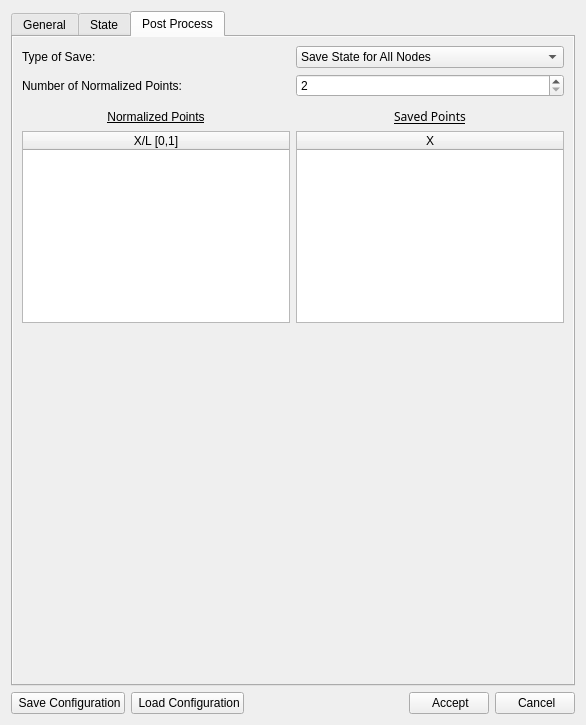
Old version of the form ICESym-NEWGUI/windows/TubeDialog.ui in the repository jmarcelogimenez/icesym.
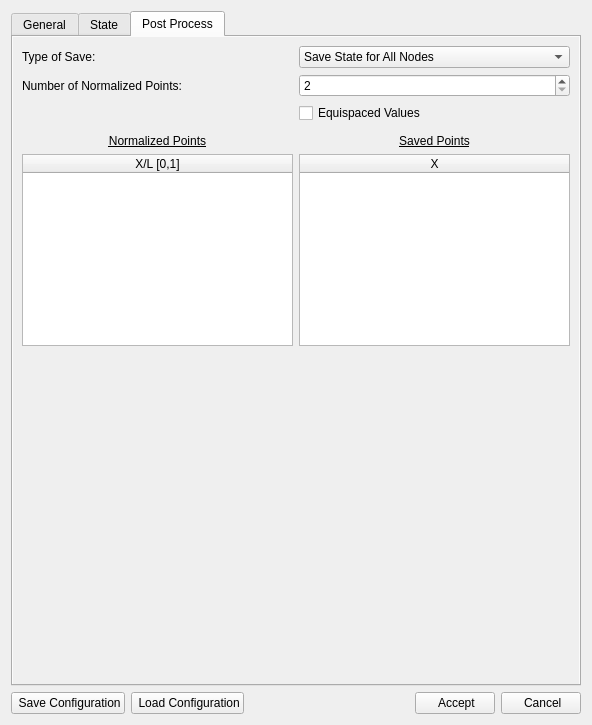
New version of the form. The open tabs and pages were chosen to show the change. Icons and pictures are not drawn.

Commit message: Equispaced values on saving nodes for tubes

```diff
--- a/ICESym-NEWGUI/windows/TubeDialog.ui
+++ b/ICESym-NEWGUI/windows/TubeDialog.ui
@@ -6,7 +6,7 @@
    <rect>
     <x>0</x>
     <y>0</y>
-    <width>586</width>
+    <width>592</width>
     <height>725</height>
    </rect>
   </property>
@@ -800,7 +800,49 @@
        <string>Post Process</string>
       </attribute>
       <layout class="QGridLayout" name="gridLayout_3">
-       <item row="2" column="1">
+       <item row="1" column="1">
+        <widget class="QSpinBox" name="numNorm">
+         <property name="font">
+          <font>
+           <pointsize>9</pointsize>
+          </font>
+         </property>
+         <property name="minimum">
+          <number>2</number>
+         </property>
+        </widget>
+       </item>
+       <item row="6" column="0">
+        <spacer name="verticalSpacer">
+         <property name="orientation">
+          <enum>Qt::Vertical</enum>
+         </property>
+         <property name="sizeHint" stdset="0">
+          <size>
+           <width>20</width>
+           <height>40</height>
+          </size>
+         </property>
+        </spacer>
+       </item>
+       <item row="4" column="1">
+        <widget class="QLabel" name="label_12">
+         <property name="font">
+          <font>
+           <family>Ubuntu</family>
+           <pointsize>9</pointsize>
+           <underline>true</underline>
+          </font>
+         </property>
+         <property name="text">
+          <string>Saved Points</string>
+         </property>
+         <property name="alignment">
+          <set>Qt::AlignCenter</set>
+         </property>
+        </widget>
+       </item>
+       <item row="3" column="1">
         <spacer name="verticalSpacer_2">
          <property name="orientation">
           <enum>Qt::Vertical</enum>
@@ -828,7 +870,7 @@
          </property>
         </widget>
        </item>
-       <item row="3" column="0">
+       <item row="4" column="0">
         <widget class="QLabel" name="label_11">
          <property name="font">
           <font>
@@ -880,7 +922,57 @@
          </property>
         </widget>
        </item>
-       <item row="4" column="1">
+       <item row="5" column="0">
+        <widget class="QTableWidget" name="posNorm">
+         <property name="sizePolicy">
+          <sizepolicy hsizetype="Expanding" vsizetype="Fixed">
+           <horstretch>0</horstretch>
+           <verstretch>0</verstretch>
+          </sizepolicy>
+         </property>
+         <property name="font">
+          <font>
+           <pointsize>9</pointsize>
+          </font>
+         </property>
+         <attribute name="horizontalHeaderCascadingSectionResizes">
+          <bool>false</bool>
+         </attribute>
+         <attribute name="horizontalHeaderShowSortIndicator" stdset="0">
+          <bool>false</bool>
+         </attribute>
+         <attribute name="horizontalHeaderStretchLastSection">
+          <bool>true</bool>
+         </attribute>
+         <column>
+          <property name="text">
+           <string>X/L [0,1]</string>
+          </property>
+          <property name="font">
+           <font>
+            <pointsize>9</pointsize>
+           </font>
+          </property>
+         </column>
+        </widget>
+       </item>
+       <item row="3" column="0">
+        <spacer name="verticalSpacer_3">
+         <property name="orientation">
+          <enum>Qt::Vertical</enum>
+         </property>
+         <property name="sizeType">
+          <enum>QSizePolicy::Fixed</enum>
+         </property>
+         <property name="sizeHint" stdset="0">
+          <size>
+           <width>20</width>
+           <height>5</height>
+          </size>
+         </property>
+        </spacer>
+       </item>
+       <item row="5" column="1">
         <widget class="QTableWidget" name="histo">
          <property name="sizePolicy">
           <sizepolicy hsizetype="Expanding" vsizetype="Fixed">
@@ -914,98 +1006,13 @@
          </column>
         </widget>
        </item>
-       <item row="1" column="1">
-        <widget class="QSpinBox" name="numNorm">
-         <property name="font">
-          <font>
-           <pointsize>9</pointsize>
-          </font>
-         </property>
-         <property name="minimum">
-          <number>2</number>
-         </property>
-        </widget>
-       </item>
-       <item row="5" column="0">
-        <spacer name="verticalSpacer">
-         <property name="orientation">
-          <enum>Qt::Vertical</enum>
-         </property>
-         <property name="sizeHint" stdset="0">
-          <size>
-           <width>20</width>
-           <height>40</height>
-          </size>
-         </property>
-        </spacer>
-       </item>
-       <item row="3" column="1">
-        <widget class="QLabel" name="label_12">
-         <property name="font">
-          <font>
-           <family>Sans Serif</family>
-           <pointsize>9</pointsize>
-           <underline>true</underline>
-          </font>
-         </property>
+       <item row="2" column="1">
+        <widget class="QCheckBox" name="equispaced_norm_checkBox">
          <property name="text">
-          <string>Saved Points</string>
+          <string>Equispaced Values</string>
          </property>
-         <property name="alignment">
-          <set>Qt::AlignCenter</set>
-         </property>
         </widget>
        </item>
-       <item row="4" column="0">
-        <widget class="QTableWidget" name="posNorm">
-         <property name="sizePolicy">
-          <sizepolicy hsizetype="Expanding" vsizetype="Fixed">
-           <horstretch>0</horstretch>
-           <verstretch>0</verstretch>
-          </sizepolicy>
-         </property>
-         <property name="font">
-          <font>
-           <pointsize>9</pointsize>
-          </font>
-         </property>
-         <attribute name="horizontalHeaderCascadingSectionResizes">
-          <bool>false</bool>
-         </attribute>
-         <attribute name="horizontalHeaderShowSortIndicator" stdset="0">
-          <bool>false</bool>
-         </attribute>
-         <attribute name="horizontalHeaderStretchLastSection">
-          <bool>true</bool>
-         </attribute>
-         <column>
-          <property name="text">
-           <string>X/L [0,1]</string>
-          </property>
-          <property name="font">
-           <font>
-            <pointsize>9</pointsize>
-           </font>
-          </property>
-         </column>
-        </widget>
-       </item>
-       <item row="2" column="0">
-        <spacer name="verticalSpacer_3">
-         <property name="orientation">
-          <enum>Qt::Vertical</enum>
-         </property>
-         <property name="sizeType">
-          <enum>QSizePolicy::Fixed</enum>
-         </property>
-         <property name="sizeHint" stdset="0">
-          <size>
-           <width>20</width>
-           <height>5</height>
-          </size>
-         </property>
-        </spacer>
-       </item>
       </layout>
      </widget>
     </widget>
```
Left out of the diff: 41 changed lines with no effect on the pictures. The commit also changes 1 other file.
